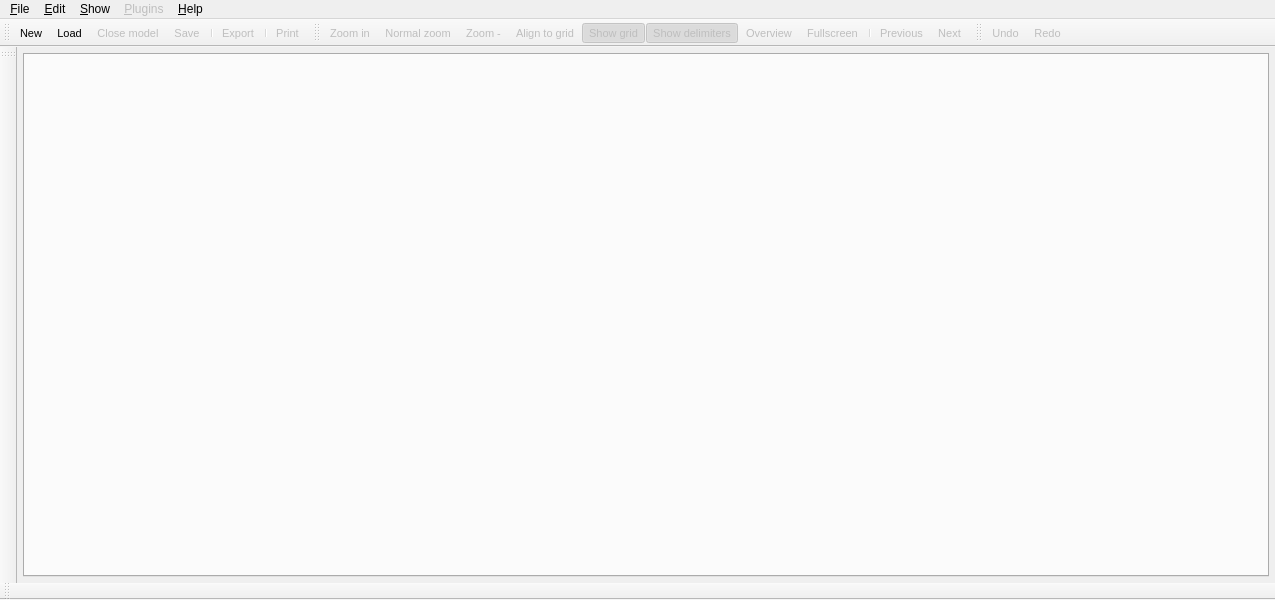
Qt form libpgmodeler_ui/ui/mainwindow.ui (pgmodeler/pgmodeler) before a commit.
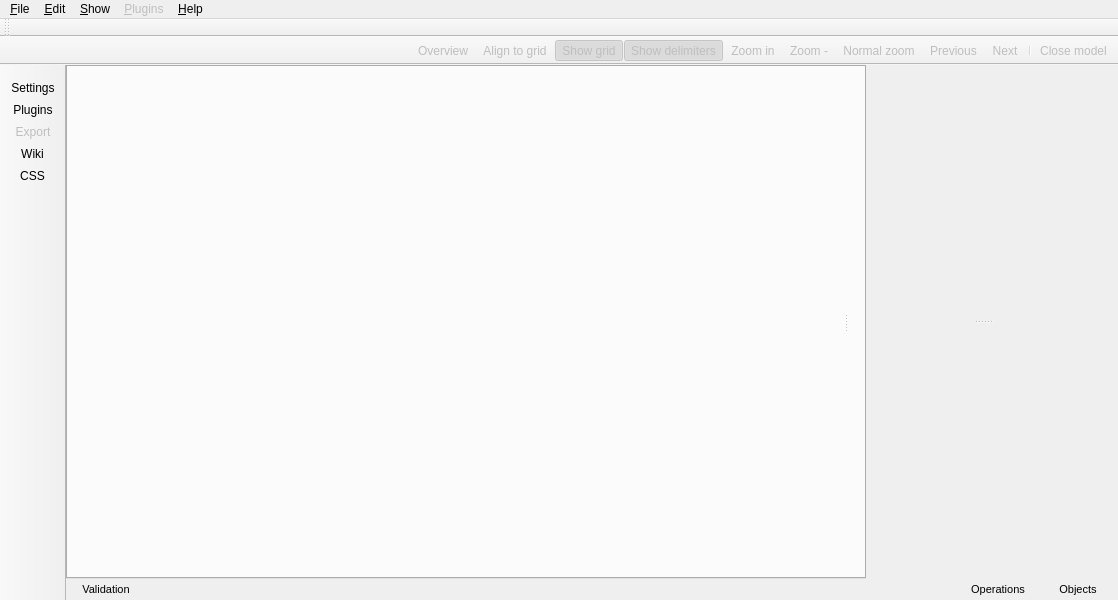
The same form after that commit. Icons and pictures are not drawn.

Commit message:
Major change on main window style.
Removed "Save widget positions" from configurations.

Main windows does not support fullscreen mode anymore.

```diff
--- a/libpgmodeler_ui/ui/mainwindow.ui
+++ b/libpgmodeler_ui/ui/mainwindow.ui
@@ -9,7 +9,7 @@
    <rect>
     <x>0</x>
     <y>0</y>
-    <width>1275</width>
+    <width>1118</width>
     <height>600</height>
    </rect>
   </property>
@@ -53,34 +53,278 @@
   <widget class="QWidget" name="centralwidget">
    <layout class="QGridLayout" name="gridLayout">
     <property name="margin">
-     <number>6</number>
+     <number>0</number>
+    </property>
+    <property name="spacing">
+     <number>0</number>
     </property>
     <item row="0" column="0">
-     <widget class="QTabWidget" name="models_tbw">
-      <property name="minimumSize">
+     <spacer name="verticalSpacer">
+      <property name="orientation">
+       <enum>Qt::Vertical</enum>
+      </property>
+      <property name="sizeHint" stdset="0">
        <size>
         <width>0</width>
-        <height>0</height>
+        <height>513</height>
        </size>
       </property>
-      <property name="mouseTracking">
+     </spacer>
+    </item>
+    <item row="0" column="1">
+     <widget class="QSplitter" name="h_splitter">
+      <property name="sizePolicy">
+       <sizepolicy hsizetype="MinimumExpanding" vsizetype="Expanding">
+        <horstretch>0</horstretch>
+        <verstretch>0</verstretch>
+       </sizepolicy>
+      </property>
+      <property name="maximumSize">
+       <size>
+        <width>16777215</width>
+        <height>16777215</height>
+       </size>
+      </property>
+      <property name="orientation">
+       <enum>Qt::Horizontal</enum>
+      </property>
+      <property name="opaqueResize">
        <bool>true</bool>
       </property>
-      <property name="tabPosition">
-       <enum>QTabWidget::North</enum>
-      </property>
-      <property name="tabShape">
-       <enum>QTabWidget::Rounded</enum>
-      </property>
-      <property name="currentIndex">
-       <number>-1</number>
-      </property>
-      <property name="documentMode">
+      <property name="childrenCollapsible">
        <bool>false</bool>
       </property>
-      <property name="tabsClosable">
+      <widget class="QWidget" name="models_tbw_parent" native="true">
+       <property name="sizePolicy">
+        <sizepolicy hsizetype="Expanding" vsizetype="Expanding">
+         <horstretch>0</horstretch>
+         <verstretch>0</verstretch>
+        </sizepolicy>
+       </property>
+       <property name="minimumSize">
+        <size>
+         <width>800</width>
+         <height>0</height>
+        </size>
+       </property>
+       <property name="autoFillBackground">
+        <bool>false</bool>
+       </property>
+       <layout class="QGridLayout" name="gridLayout_4">
+        <property name="margin">
+         <number>0</number>
+        </property>
+        <property name="spacing">
+         <number>0</number>
+        </property>
+        <item row="0" column="0">
+         <widget class="QTabWidget" name="models_tbw">
+          <property name="minimumSize">
+           <size>
+            <width>0</width>
+            <height>0</height>
+           </size>
+          </property>
+          <property name="mouseTracking">
+           <bool>true</bool>
+          </property>
+          <property name="autoFillBackground">
+           <bool>false</bool>
+          </property>
+          <property name="tabPosition">
+           <enum>QTabWidget::North</enum>
+          </property>
+          <property name="tabShape">
+           <enum>QTabWidget::Triangular</enum>
+          </property>
+          <property name="currentIndex">
+           <number>-1</number>
+          </property>
+          <property name="documentMode">
+           <bool>false</bool>
+          </property>
+          <property name="tabsClosable">
+           <bool>true</bool>
+          </property>
+         </widget>
+        </item>
+       </layout>
+      </widget>
+      <widget class="QWidget" name="right_wgt_bar" native="true">
+       <property name="sizePolicy">
+        <sizepolicy hsizetype="Preferred" vsizetype="Preferred">
+         <horstretch>0</horstretch>
+         <verstretch>0</verstretch>
+        </sizepolicy>
+       </property>
+       <property name="autoFillBackground">
+        <bool>false</bool>
+       </property>
+       <layout class="QGridLayout" name="gridLayout_3">
+        <property name="margin">
+         <number>0</number>
+        </property>
+        <property name="spacing">
+         <number>0</number>
+        </property>
+        <item row="0" column="0">
+         <widget class="QSplitter" name="v_splitter">
+          <property name="orientation">
+           <enum>Qt::Vertical</enum>
+          </property>
+          <property name="childrenCollapsible">
+           <bool>false</bool>
+          </property>
+          <widget class="QWidget" name="model_objs_parent" native="true">
+           <property name="sizePolicy">
+            <sizepolicy hsizetype="Preferred" vsizetype="Minimum">
+             <horstretch>0</horstretch>
+             <verstretch>0</verstretch>
+            </sizepolicy>
+           </property>
+           <property name="minimumSize">
+            <size>
+             <width>270</width>
+             <height>0</height>
+            </size>
+           </property>
+          </widget>
+          <widget class="QWidget" name="oper_list_parent" native="true">
+           <property name="sizePolicy">
+            <sizepolicy hsizetype="Preferred" vsizetype="Minimum">
+             <horstretch>0</horstretch>
+             <verstretch>0</verstretch>
+            </sizepolicy>
+           </property>
+           <property name="minimumSize">
+            <size>
+             <width>270</width>
+             <height>0</height>
+            </size>
+           </property>
+          </widget>
+         </widget>
+        </item>
+       </layout>
+      </widget>
+     </widget>
+    </item>
+    <item row="1" column="0" colspan="2">
+     <widget class="QWidget" name="action_bar_wgt" native="true">
+      <property name="enabled">
        <bool>true</bool>
       </property>
+      <property name="sizePolicy">
+       <sizepolicy hsizetype="Preferred" vsizetype="Fixed">
+        <horstretch>0</horstretch>
+        <verstretch>0</verstretch>
+       </sizepolicy>
+      </property>
+      <layout class="QGridLayout" name="gridLayout_2">
+       <property name="margin">
+        <number>0</number>
+       </property>
+       <property name="spacing">
+        <number>0</number>
+       </property>
+       <item row="0" column="2">
+        <spacer name="horizontalSpacer">
+         <property name="orientation">
+          <enum>Qt::Horizontal</enum>
+         </property>
+         <property name="sizeHint" stdset="0">
+          <size>
+           <width>982</width>
+           <height>20</height>
+          </size>
+         </property>
+        </spacer>
+       </item>
+       <item row="0" column="4">
+        <widget class="QPushButton" name="objects_btn">
+         <property name="font">
+          <font>
+           <pointsize>8</pointsize>
+          </font>
+         </property>
+         <property name="text">
+          <string>Objects</string>
+         </property>
+         <property name="icon">
+          <iconset resource="../res/resources.qrc">
+           <normaloff>:/icones/icones/tablespace.png</normaloff>:/icones/icones/tablespace.png</iconset>
+         </property>
+         <property name="iconSize">
+          <size>
+           <width>20</width>
+           <height>20</height>
+          </size>
+         </property>
+         <property name="checkable">
+          <bool>true</bool>
+         </property>
+         <property name="flat">
+          <bool>true</bool>
+         </property>
+        </widget>
+       </item>
+       <item row="0" column="0">
+        <widget class="QPushButton" name="validation_btn">
+         <property name="font">
+          <font>
+           <pointsize>8</pointsize>
+          </font>
+         </property>
+         <property name="text">
+          <string>Validation</string>
+         </property>
+         <property name="icon">
+          <iconset resource="../res/resources.qrc">
+           <normaloff>:/icones/icones/view.png</normaloff>:/icones/icones/view.png</iconset>
+         </property>
+         <property name="iconSize">
+          <size>
+           <width>20</width>
+           <height>20</height>
+          </size>
+         </property>
+         <property name="checkable">
+          <bool>true</bool>
+         </property>
+         <property name="flat">
+          <bool>true</bool>
+         </property>
+        </widget>
+       </item>
+       <item row="0" column="3">
+        <widget class="QPushButton" name="operations_btn">
+         <property name="font">
+          <font>
+           <pointsize>8</pointsize>
+          </font>
+         </property>
+         <property name="text">
+          <string>Operations</string>
+         </property>
+         <property name="icon">
+          <iconset resource="../res/resources.qrc">
+           <normaloff>:/icones/icones/funcao.png</normaloff>:/icones/icones/funcao.png</iconset>
+         </property>
+         <property name="iconSize">
+          <size>
+           <width>20</width>
+           <height>20</height>
+          </size>
+         </property>
+         <property name="checkable">
+          <bool>true</bool>
+         </property>
+         <property name="flat">
+          <bool>true</bool>
+         </property>
+        </widget>
+       </item>
+      </layout>
      </widget>
     </item>
    </layout>
@@ -93,10 +337,13 @@
     <rect>
      <x>0</x>
      <y>0</y>
-     <width>1275</width>
+     <width>1118</width>
      <height>21</height>
     </rect>
    </property>
+   <property name="autoFillBackground">
+    <bool>true</bool>
+   </property>
    <property name="defaultUp">
     <bool>false</bool>
    </property>
@@ -167,19 +414,40 @@
    <addaction name="plugins_menu"/>
    <addaction name="about_menu"/>
   </widget>
-  <widget class="QToolBar" name="file_tb">
+  <widget class="QToolBar" name="plugins_tb">
+   <property name="enabled">
+    <bool>true</bool>
+   </property>
+   <property name="sizePolicy">
+    <sizepolicy hsizetype="Preferred" vsizetype="Fixed">
+     <horstretch>0</horstretch>
+     <verstretch>0</verstretch>
+    </sizepolicy>
+   </property>
+   <property name="minimumSize">
+    <size>
+     <width>0</width>
+     <height>0</height>
+    </size>
+   </property>
    <property name="font">
     <font>
-     <pointsize>8</pointsize>
+     <pointsize>7</pointsize>
     </font>
    </property>
    <property name="windowTitle">
-    <string>File</string>
+    <string>Plugins</string>
+   </property>
+   <property name="movable">
+    <bool>true</bool>
+   </property>
+   <property name="allowedAreas">
+    <set>Qt::AllToolBarAreas</set>
    </property>
    <property name="iconSize">
     <size>
-     <width>22</width>
-     <height>22</height>
+     <width>32</width>
+     <height>32</height>
     </size>
    </property>
    <property name="toolButtonStyle">
@@ -194,112 +462,79 @@
    <attribute name="toolBarBreak">
     <bool>false</bool>
    </attribute>
-   <addaction name="action_new_model"/>
-   <addaction name="action_load_model"/>
+  </widget>
+  <widget class="QToolBar" name="control_tb">
+   <property name="minimumSize">
+    <size>
+     <width>0</width>
+     <height>0</height>
+    </size>
+   </property>
+   <property name="maximumSize">
+    <size>
+     <width>16777215</width>
+     <height>16777215</height>
+    </size>
+   </property>
+   <property name="windowTitle">
+    <string>toolBar</string>
+   </property>
+   <property name="layoutDirection">
+    <enum>Qt::RightToLeft</enum>
+   </property>
+   <property name="movable">
+    <bool>false</bool>
+   </property>
+   <property name="allowedAreas">
+    <set>Qt::TopToolBarArea</set>
+   </property>
+   <property name="iconSize">
+    <size>
+     <width>20</width>
+     <height>20</height>
+    </size>
+   </property>
+   <property name="toolButtonStyle">
+    <enum>Qt::ToolButtonIconOnly</enum>
+   </property>
+   <attribute name="toolBarArea">
+    <enum>TopToolBarArea</enum>
+   </attribute>
+   <attribute name="toolBarBreak">
+    <bool>true</bool>
+   </attribute>
    <addaction name="action_close_model"/>
-   <addaction name="action_save_model"/>
    <addaction name="separator"/>
-   <addaction name="action_export"/>
-   <addaction name="separator"/>
-   <addaction name="action_print"/>
-  </widget>
-  <widget class="QToolBar" name="show_tb">
-   <property name="enabled">
-    <bool>true</bool>
-   </property>
-   <property name="font">
-    <font>
-     <pointsize>8</pointsize>
-    </font>
-   </property>
-   <property name="windowTitle">
-    <string>View</string>
-   </property>
-   <property name="iconSize">
-    <size>
-     <width>22</width>
-     <height>22</height>
-    </size>
-   </property>
-   <property name="toolButtonStyle">
-    <enum>Qt::ToolButtonTextUnderIcon</enum>
-   </property>
-   <attribute name="toolBarArea">
-    <enum>TopToolBarArea</enum>
-   </attribute>
-   <attribute name="toolBarBreak">
-    <bool>false</bool>
-   </attribute>
-   <addaction name="action_inc_zoom"/>
+   <addaction name="action_next"/>
+   <addaction name="action_previous"/>
    <addaction name="action_normal_zoom"/>
    <addaction name="action_dec_zoom"/>
-   <addaction name="action_alin_objs_grade"/>
-   <addaction name="action_show_grid"/>
+   <addaction name="action_inc_zoom"/>
    <addaction name="action_show_delimiters"/>
+   <addaction name="action_show_grid"/>
+   <addaction name="action_alin_objs_grade"/>
    <addaction name="action_overview"/>
-   <addaction name="action_fullscreen"/>
-   <addaction name="separator"/>
-   <addaction name="action_previous"/>
-   <addaction name="action_next"/>
-  </widget>
-  <widget class="QToolBar" name="edit_tb">
-   <property name="enabled">
-    <bool>true</bool>
-   </property>
-   <property name="font">
-    <font>
-     <pointsize>8</pointsize>
-    </font>
-   </property>
-   <property name="windowTitle">
-    <string>Edit</string>
-   </property>
-   <property name="movable">
-    <bool>true</bool>
-   </property>
-   <property name="iconSize">
-    <size>
-     <width>22</width>
-     <height>22</height>
-    </size>
-   </property>
-   <property name="toolButtonStyle">
-    <enum>Qt::ToolButtonTextUnderIcon</enum>
-   </property>
-   <property name="floatable">
-    <bool>false</bool>
-   </property>
-   <attribute name="toolBarArea">
-    <enum>TopToolBarArea</enum>
-   </attribute>
-   <attribute name="toolBarBreak">
-    <bool>false</bool>
-   </attribute>
-   <addaction name="action_undo"/>
-   <addaction name="action_redo"/>
   </widget>
   <widget class="QToolBar" name="model_tb">
-   <property name="enabled">
-    <bool>true</bool>
-   </property>
-   <property name="sizePolicy">
-    <sizepolicy hsizetype="Minimum" vsizetype="Minimum">
-     <horstretch>0</horstretch>
-     <verstretch>0</verstretch>
-    </sizepolicy>
-   </property>
-   <property name="font">
-    <font>
-     <pointsize>8</pointsize>
-    </font>
+   <property name="minimumSize">
+    <size>
+     <width>0</width>
+     <height>0</height>
+    </size>
    </property>
    <property name="windowTitle">
-    <string>Model</string>
+    <string>toolBar</string>
+   </property>
+   <property name="movable">
+    <bool>false</bool>
+   </property>
+   <property name="allowedAreas">
+    <set>Qt::LeftToolBarArea</set>
    </property>
    <property name="iconSize">
     <size>
-     <width>22</width>
-     <height>22</height>
+     <width>32</width>
+     <height>32</height>
     </size>
    </property>
    <property name="toolButtonStyle">
@@ -309,28 +544,32 @@
     <bool>true</bool>
    </property>
    <attribute name="toolBarArea">
-    <enum>BottomToolBarArea</enum>
+    <enum>LeftToolBarArea</enum>
    </attribute>
    <attribute name="toolBarBreak">
     <bool>false</bool>
    </attribute>
   </widget>
-  <widget class="QToolBar" name="plugins_tb">
-   <property name="enabled">
-    <bool>false</bool>
-   </property>
-   <property name="font">
-    <font>
-     <pointsize>8</pointsize>
-    </font>
+  <widget class="QToolBar" name="general_tb">
+   <property name="minimumSize">
+    <size>
+     <width>0</width>
+     <height>0</height>
+    </size>
    </property>
    <property name="windowTitle">
-    <string>Plugins</string>
+    <string>toolBar</string>
+   </property>
+   <property name="movable">
+    <bool>false</bool>
+   </property>
+   <property name="allowedAreas">
+    <set>Qt::LeftToolBarArea</set>
    </property>
    <property name="iconSize">
     <size>
-     <width>22</width>
-     <height>22</height>
+     <width>32</width>
+     <height>32</height>
     </size>
    </property>
    <property name="toolButtonStyle">
@@ -342,6 +581,11 @@
    <attribute name="toolBarBreak">
     <bool>false</bool>
    </attribute>
+   <addaction name="action_configuration"/>
+   <addaction name="action_plugins"/>
+   <addaction name="action_export"/>
+   <addaction name="action_wiki"/>
+   <addaction name="action_css"/>
   </widget>
   <action name="action_new_model">
    <property name="icon">
@@ -640,27 +884,6 @@
     <string>Ctrl+H</string>
    </property>
   </action>
-  <action name="action_fullscreen">
-   <property name="checkable">
-    <bool>true</bool>
-   </property>
-   <property name="enabled">
-    <bool>false</bool>
-   </property>
-   <property name="icon">
-    <iconset resource="../res/resources.qrc">
-     <normaloff>:/icones/icones/telacheia.png</normaloff>:/icones/icones/telacheia.png</iconset>
-   </property>
-   <property name="text">
-    <string>Fullscreen</string>
-   </property>
-   <property name="toolTip">
-    <string>Show the model on fullscreen mode</string>
-   </property>
-   <property name="shortcut">
-    <string>F11</string>
-   </property>
-  </action>
   <action name="action_show_delimiters">
    <property name="checkable">
     <bool>true</bool>
@@ -691,7 +914,7 @@
      <normaloff>:/icones/icones/config.png</normaloff>:/icones/icones/config.png</iconset>
    </property>
    <property name="text">
-    <string>Configurations</string>
+    <string>Settings</string>
    </property>
   </action>
   <action name="actionWidgets">
@@ -734,12 +957,42 @@
      <normaloff>:/icones/icones/help.png</normaloff>:/icones/icones/help.png</iconset>
    </property>
    <property name="text">
-    <string>pgModeler Wiki</string>
+    <string>Wiki</string>
    </property>
    <property name="shortcut">
     <string>F1</string>
    </property>
   </action>
+  <action name="action_new_obj">
+   <property name="icon">
+    <iconset resource="../res/resources.qrc">
+     <normaloff>:/icones/icones/novoobjeto.png</normaloff>:/icones/icones/novoobjeto.png</iconset>
+   </property>
+   <property name="text">
+    <string>New</string>
+   </property>
+  </action>
+  <action name="action_css">
+   <property name="icon">
+    <iconset resource="../res/resources.qrc">
+     <normaloff>:/icones/icones/funcao.png</normaloff>:/icones/icones/funcao.png</iconset>
+   </property>
+   <property name="text">
+    <string>CSS</string>
+   </property>
+  </action>
+  <action name="action_plugins">
+   <property name="icon">
+    <iconset resource="../res/resources.qrc">
+     <normaloff>:/icones/icones/plugins.png</normaloff>:/icones/icones/plugins.png</iconset>
+   </property>
+   <property name="text">
+    <string>Plugins</string>
+   </property>
+   <property name="toolTip">
+    <string>Access the list of loaded plugins</string>
+   </property>
+  </action>
  </widget>
  <resources>
   <include location="../res/resources.qrc"/>
```
Left out of the diff: 10 changed lines with no effect on the pictures. The commit also changes 27 other files.
